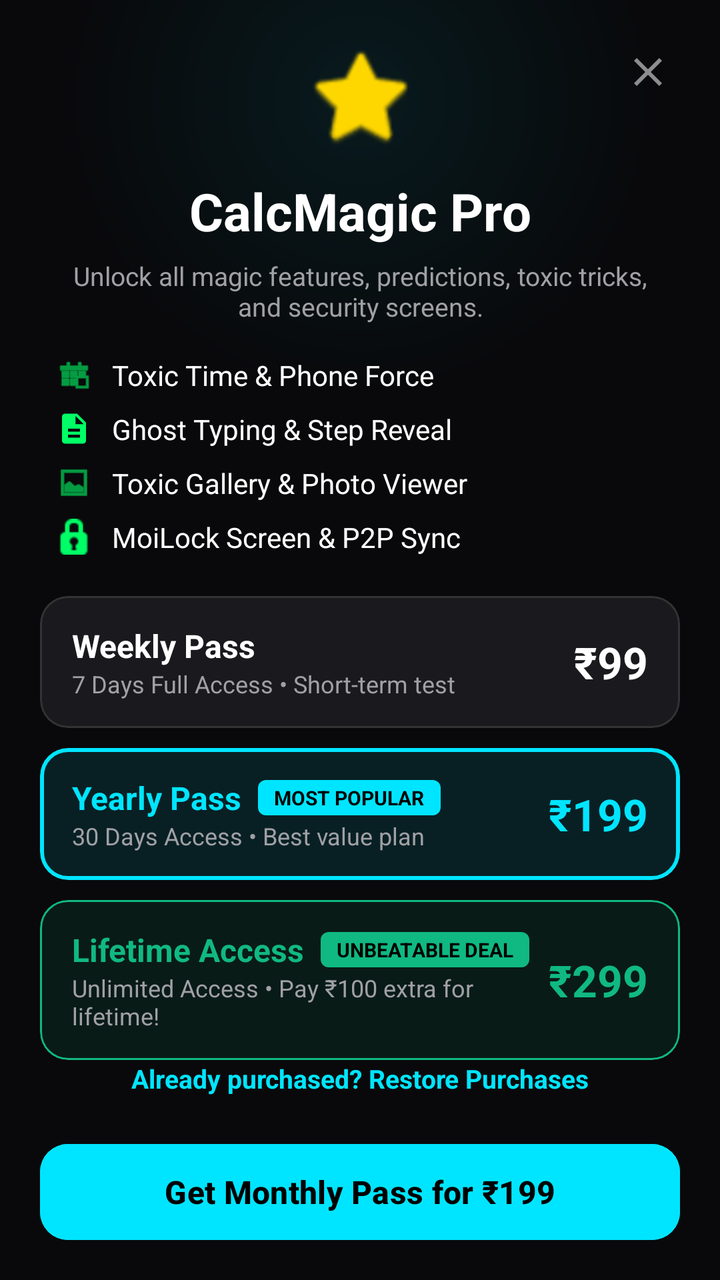
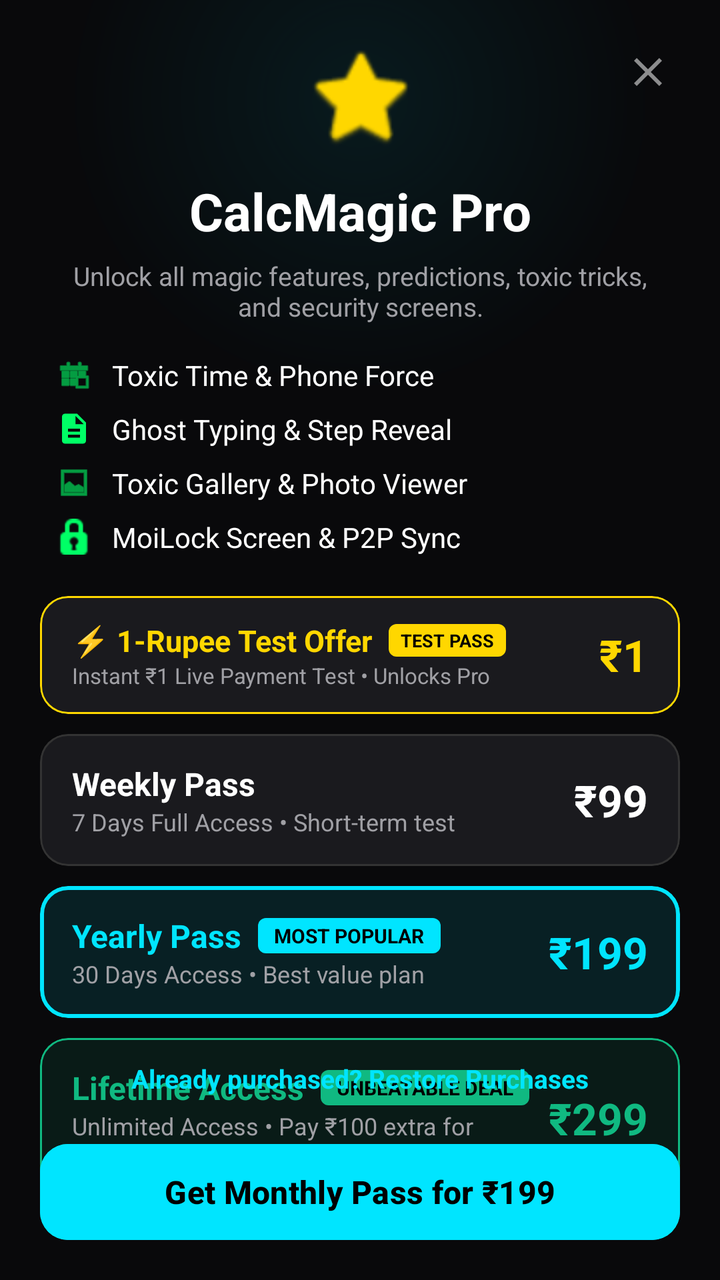

Before-and-after screenshots of an Android layout around one commit, followed by the original layout XML and the change that was made.
<!-- AndroidManifest.xml: activity theme Theme.MagicCalculator -->
<!-- res/layout/activity_premium.xml -->
<?xml version="1.0" encoding="utf-8"?>
<androidx.constraintlayout.widget.ConstraintLayout xmlns:android="http://schemas.android.com/apk/res/android"
    xmlns:app="http://schemas.android.com/apk/res-auto"
    xmlns:tools="http://schemas.android.com/tools"
    android:layout_width="match_parent"
    android:layout_height="match_parent"
    android:background="#09090B"
    tools:context=".PremiumActivity">

    
    <View
        android:layout_width="300dp"
        android:layout_height="300dp"
        android:background="@drawable/bg_glow_radial"
        android:alpha="0.4"
        app:layout_constraintTop_toTopOf="parent"
        app:layout_constraintStart_toStartOf="parent"
        app:layout_constraintEnd_toEndOf="parent"
        android:translationY="-100dp" />

    <ImageView
        android:id="@+id/btnClose"
        android:layout_width="48dp"
        android:layout_height="48dp"
        android:src="@drawable/ic_close"
        android:padding="12dp"
        app:tint="#88FFFFFF"
        android:layout_marginTop="12dp"
        android:layout_marginEnd="12dp"
        app:layout_constraintTop_toTopOf="parent"
        app:layout_constraintEnd_toEndOf="parent" />

    <ImageView
        android:id="@+id/imgCrown"
        android:layout_width="56dp"
        android:layout_height="56dp"
        android:src="@android:drawable/btn_star_big_on"
        app:tint="#FFD700"
        android:layout_marginTop="20dp"
        app:layout_constraintTop_toTopOf="parent"
        app:layout_constraintStart_toStartOf="parent"
        app:layout_constraintEnd_toEndOf="parent" />

    <TextView
        android:id="@+id/tvTitle"
        android:layout_width="wrap_content"
        android:layout_height="wrap_content"
        android:layout_marginTop="12dp"
        android:text="CalcMagic Pro"
        android:textColor="@color/white"
        android:textSize="26sp"
        android:textStyle="bold"
        app:layout_constraintTop_toBottomOf="@id/imgCrown"
        app:layout_constraintStart_toStartOf="parent"
        app:layout_constraintEnd_toEndOf="parent" />

    <TextView
        android:id="@+id/tvSubtitle"
        android:layout_width="0dp"
        android:layout_height="wrap_content"
        android:layout_marginTop="6dp"
        android:layout_marginHorizontal="24dp"
        android:text="Unlock all magic features, predictions, toxic tricks, and security screens."
        android:textColor="#A0A0A5"
        android:textSize="13sp"
        android:textAlignment="center"
        app:layout_constraintTop_toBottomOf="@id/tvTitle"
        app:layout_constraintStart_toStartOf="parent"
        app:layout_constraintEnd_toEndOf="parent" />

    
    <LinearLayout
        android:id="@+id/llFeatures"
        android:layout_width="match_parent"
        android:layout_height="wrap_content"
        android:orientation="vertical"
        android:layout_marginTop="16dp"
        android:layout_marginHorizontal="28dp"
        app:layout_constraintTop_toBottomOf="@id/tvSubtitle">

        <LinearLayout
            android:layout_width="match_parent"
            android:layout_height="wrap_content"
            android:orientation="horizontal"
            android:gravity="center_vertical"
            android:layout_marginBottom="8dp">
            <ImageView
                android:layout_width="18dp"
                android:layout_height="18dp"
                android:src="@android:drawable/ic_menu_today"
                app:tint="#00FF66" />
            <TextView
                android:layout_width="wrap_content"
                android:layout_height="wrap_content"
                android:layout_marginStart="10dp"
                android:text="Toxic Time &amp; Phone Force"
                android:textColor="@color/white"
                android:textSize="14sp" />
        </LinearLayout>

        <LinearLayout
            android:layout_width="match_parent"
            android:layout_height="wrap_content"
            android:orientation="horizontal"
            android:gravity="center_vertical"
            android:layout_marginBottom="8dp">
            <ImageView
                android:layout_width="18dp"
                android:layout_height="18dp"
                android:src="@drawable/ic_notes"
                app:tint="#00FF66" />
            <TextView
                android:layout_width="wrap_content"
                android:layout_height="wrap_content"
                android:layout_marginStart="10dp"
                android:text="Ghost Typing &amp; Step Reveal"
                android:textColor="@color/white"
                android:textSize="14sp" />
        </LinearLayout>

        <LinearLayout
            android:layout_width="match_parent"
            android:layout_height="wrap_content"
            android:orientation="horizontal"
            android:gravity="center_vertical"
            android:layout_marginBottom="8dp">
            <ImageView
                android:layout_width="18dp"
                android:layout_height="18dp"
                android:src="@android:drawable/ic_menu_gallery"
                app:tint="#00FF66" />
            <TextView
                android:layout_width="wrap_content"
                android:layout_height="wrap_content"
                android:layout_marginStart="10dp"
                android:text="Toxic Gallery &amp; Photo Viewer"
                android:textColor="@color/white"
                android:textSize="14sp" />
        </LinearLayout>

        <LinearLayout
            android:layout_width="match_parent"
            android:layout_height="wrap_content"
            android:orientation="horizontal"
            android:gravity="center_vertical">
            <ImageView
                android:layout_width="18dp"
                android:layout_height="18dp"
                android:src="@android:drawable/ic_secure"
                app:tint="#00FF66" />
            <TextView
                android:layout_width="wrap_content"
                android:layout_height="wrap_content"
                android:layout_marginStart="10dp"
                android:text="MoiLock Screen &amp; P2P Sync"
                android:textColor="@color/white"
                android:textSize="14sp" />
        </LinearLayout>
    </LinearLayout>

    
    <LinearLayout
        android:id="@+id/llPlans"
        android:layout_width="match_parent"
        android:layout_height="wrap_content"
        android:orientation="vertical"
        android:layout_marginTop="20dp"
        android:layout_marginHorizontal="20dp"
        app:layout_constraintTop_toBottomOf="@id/llFeatures">

        
        <com.google.android.material.card.MaterialCardView
            android:id="@+id/cardWeekly"
            android:layout_width="match_parent"
            android:layout_height="wrap_content"
            android:layout_marginBottom="10dp"
            app:cardBackgroundColor="#1A1A1E"
            app:cardCornerRadius="14dp"
            app:cardElevation="0dp"
            app:strokeWidth="1dp"
            app:strokeColor="#333333">

            <LinearLayout
                android:layout_width="match_parent"
                android:layout_height="wrap_content"
                android:orientation="horizontal"
                android:paddingHorizontal="16dp"
                android:paddingVertical="14dp"
                android:gravity="center_vertical">

                <LinearLayout
                    android:layout_width="0dp"
                    android:layout_height="wrap_content"
                    android:layout_weight="1"
                    android:orientation="vertical">

                    <TextView
                        android:layout_width="wrap_content"
                        android:layout_height="wrap_content"
                        android:text="Weekly Pass"
                        android:textColor="@color/white"
                        android:textSize="16sp"
                        android:textStyle="bold" />

                    <TextView
                        android:layout_width="wrap_content"
                        android:layout_height="wrap_content"
                        android:text="7 Days Full Access • Short-term test"
                        android:textColor="#A0A0A5"
                        android:textSize="12sp" />
                </LinearLayout>

                <TextView
                    android:layout_width="wrap_content"
                    android:layout_height="wrap_content"
                    android:text="₹99"
                    android:textColor="@color/white"
                    android:textSize="22sp"
                    android:textStyle="bold" />
            </LinearLayout>
        </com.google.android.material.card.MaterialCardView>

        
        <com.google.android.material.card.MaterialCardView
            android:id="@+id/cardYearly"
            android:layout_width="match_parent"
            android:layout_height="wrap_content"
            android:layout_marginBottom="10dp"
            app:cardBackgroundColor="#1A00E5FF"
            app:cardCornerRadius="14dp"
            app:cardElevation="0dp"
            app:strokeWidth="2dp"
            app:strokeColor="#00E5FF">

            <LinearLayout
                android:layout_width="match_parent"
                android:layout_height="wrap_content"
                android:orientation="horizontal"
                android:paddingHorizontal="16dp"
                android:paddingVertical="14dp"
                android:gravity="center_vertical">

                <LinearLayout
                    android:layout_width="0dp"
                    android:layout_height="wrap_content"
                    android:layout_weight="1"
                    android:orientation="vertical">

                    <LinearLayout
                        android:layout_width="wrap_content"
                        android:layout_height="wrap_content"
                        android:orientation="horizontal"
                        android:gravity="center_vertical">

                        <TextView
                            android:layout_width="wrap_content"
                            android:layout_height="wrap_content"
                            android:text="Yearly Pass"
                            android:textColor="#00E5FF"
                            android:textSize="16sp"
                            android:textStyle="bold" />

                        <TextView
                            android:layout_width="wrap_content"
                            android:layout_height="wrap_content"
                            android:layout_marginStart="8dp"
                            android:background="@drawable/bg_popular_badge"
                            android:paddingHorizontal="8dp"
                            android:paddingVertical="2dp"
                            android:text="MOST POPULAR"
                            android:textColor="#000000"
                            android:textSize="10sp"
                            android:textStyle="bold" />
                    </LinearLayout>

                    <TextView
                        android:layout_width="wrap_content"
                        android:layout_height="wrap_content"
                        android:text="30 Days Access • Best value plan"
                        android:textColor="#A0A0A5"
                        android:textSize="12sp" />
                </LinearLayout>

                <TextView
                    android:layout_width="wrap_content"
                    android:layout_height="wrap_content"
                    android:text="₹199"
                    android:textColor="#00E5FF"
                    android:textSize="22sp"
                    android:textStyle="bold" />
            </LinearLayout>
        </com.google.android.material.card.MaterialCardView>

        
        <com.google.android.material.card.MaterialCardView
            android:id="@+id/cardLifetime"
            android:layout_width="match_parent"
            android:layout_height="wrap_content"
            app:cardBackgroundColor="#1A10B981"
            app:cardCornerRadius="14dp"
            app:cardElevation="0dp"
            app:strokeWidth="1dp"
            app:strokeColor="#10B981">

            <LinearLayout
                android:layout_width="match_parent"
                android:layout_height="wrap_content"
                android:orientation="horizontal"
                android:paddingHorizontal="16dp"
                android:paddingVertical="14dp"
                android:gravity="center_vertical">

                <LinearLayout
                    android:layout_width="0dp"
                    android:layout_height="wrap_content"
                    android:layout_weight="1"
                    android:orientation="vertical">

                    <LinearLayout
                        android:layout_width="wrap_content"
                        android:layout_height="wrap_content"
                        android:orientation="horizontal"
                        android:gravity="center_vertical">

                        <TextView
                            android:layout_width="wrap_content"
                            android:layout_height="wrap_content"
                            android:text="Lifetime Access"
                            android:textColor="#10B981"
                            android:textSize="16sp"
                            android:textStyle="bold" />

                        <TextView
                            android:layout_width="wrap_content"
                            android:layout_height="wrap_content"
                            android:layout_marginStart="8dp"
                            android:background="@drawable/bg_best_deal_badge"
                            android:paddingHorizontal="8dp"
                            android:paddingVertical="2dp"
                            android:text="UNBEATABLE DEAL"
                            android:textColor="#000000"
                            android:textSize="10sp"
                            android:textStyle="bold" />
                    </LinearLayout>

                    <TextView
                        android:layout_width="wrap_content"
                        android:layout_height="wrap_content"
                        android:text="Unlimited Access • Pay ₹100 extra for lifetime!"
                        android:textColor="#A0A0A5"
                        android:textSize="12sp" />
                </LinearLayout>

                <TextView
                    android:layout_width="wrap_content"
                    android:layout_height="wrap_content"
                    android:text="₹299"
                    android:textColor="#10B981"
                    android:textSize="22sp"
                    android:textStyle="bold" />
            </LinearLayout>
        </com.google.android.material.card.MaterialCardView>
    </LinearLayout>

    <TextView
        android:id="@+id/tvRestorePurchases"
        android:layout_width="wrap_content"
        android:layout_height="wrap_content"
        android:layout_marginBottom="12dp"
        android:text="Already purchased? Restore Purchases"
        android:textColor="#00E5FF"
        android:textSize="13sp"
        android:textStyle="bold"
        android:clickable="true"
        android:focusable="true"
        android:padding="8dp"
        app:layout_constraintBottom_toTopOf="@id/btnPurchase"
        app:layout_constraintStart_toStartOf="parent"
        app:layout_constraintEnd_toEndOf="parent" />

    <Button
        android:id="@+id/btnPurchase"
        android:layout_width="match_parent"
        android:layout_height="56dp"
        android:layout_marginHorizontal="20dp"
        android:layout_marginBottom="16dp"
        android:backgroundTint="#00E5FF"
        android:text="Get Monthly Pass for ₹199"
        android:textColor="@color/black"
        android:textSize="16sp"
        android:textStyle="bold"
        app:cornerRadius="14dp"
        app:layout_constraintBottom_toBottomOf="parent" />

</androidx.constraintlayout.widget.ConstraintLayout>
<!-- resources referenced by this layout -->
<resources>
  <color name="black">#FF000000</color>
  <color name="white">#FFFFFFFF</color>
  <!-- drawable bg_best_deal_badge (drawable) -->
  <?xml version="1.0" encoding="utf-8"?>
  <shape xmlns:android="http://schemas.android.com/apk/res/android"
      android:shape="rectangle">
      <solid android:color="#10B981" />
      <corners android:radius="4dp" />
  </shape>
  <!-- drawable bg_glow_radial (drawable) -->
  <?xml version="1.0" encoding="utf-8"?>
  <shape xmlns:android="http://schemas.android.com/apk/res/android"
      android:shape="oval">
      <gradient
          android:type="radial"
          android:gradientRadius="150dp"
          android:startColor="#3300E5FF"
          android:endColor="#00000000" />
  </shape>
  <!-- drawable bg_popular_badge (drawable) -->
  <?xml version="1.0" encoding="utf-8"?>
  <shape xmlns:android="http://schemas.android.com/apk/res/android"
      android:shape="rectangle">
      <solid android:color="#00E5FF" />
      <corners android:radius="4dp" />
  </shape>
  <!-- drawable ic_close (drawable) -->
  <vector xmlns:android="http://schemas.android.com/apk/res/android"
      android:width="24dp"
      android:height="24dp"
      android:viewportWidth="24"
      android:viewportHeight="24">
      <path
          android:fillColor="#FF000000"
          android:pathData="M19,6.41L17.59,5 12,10.59 6.41,5 5,6.41 10.59,12 5,17.59 6.41,19 12,13.41 17.59,19 19,17.59 13.41,12z" />
  </vector>
  <!-- drawable ic_notes (drawable) -->
  <vector xmlns:android="http://schemas.android.com/apk/res/android"
      android:width="24dp"
      android:height="24dp"
      android:viewportWidth="24"
      android:viewportHeight="24">
      <path
          android:fillColor="#FF000000"
          android:pathData="M14,2H6C4.9,2 4,2.9 4,4v16c0,1.1 0.89,2 1.99,2H18c1.1,0 2,-0.9 2,-2V8l-6,-6zm2,16H8v-2h8v2zm0,-4H8v-2h8v2zm-3,-5V3.5L18.5,9H13z" />
  </vector>
  <style name="Theme.MagicCalculator" parent="Theme.Material3.DayNight.NoActionBar">
          <item name="colorPrimary">@color/calc_btn_operator</item>
          <item name="android:statusBarColor">@color/calc_bg</item>
          <item name="android:windowBackground">@color/calc_bg</item>
          <item name="android:navigationBarColor">@color/calc_bg</item>
      </style>
  <color name="calc_btn_operator">#FF9500</color>
  <color name="calc_bg">#171717</color>
</resources>

<!-- the commit's change to res/layout/activity_premium.xml (unified diff, before → after) -->
@@ -167,6 +167,78 @@
         android:layout_marginTop="20dp"
         android:layout_marginHorizontal="20dp"
         app:layout_constraintTop_toBottomOf="@id/llFeatures">
+
+        
+        <com.google.android.material.card.MaterialCardView
+            android:id="@+id/cardTest"
+            android:layout_width="match_parent"
+            android:layout_height="wrap_content"
+            android:layout_marginBottom="10dp"
+            app:cardBackgroundColor="#1A1A1E"
+            app:cardCornerRadius="14dp"
+            app:cardElevation="0dp"
+            app:strokeWidth="1dp"
+            app:strokeColor="#FFD700">
+
+            <LinearLayout
+                android:layout_width="match_parent"
+                android:layout_height="wrap_content"
+                android:orientation="horizontal"
+                android:paddingHorizontal="16dp"
+                android:paddingVertical="12dp"
+                android:gravity="center_vertical">
+
+                <LinearLayout
+                    android:layout_width="0dp"
+                    android:layout_height="wrap_content"
+                    android:layout_weight="1"
+                    android:orientation="vertical">
+
+                    <LinearLayout
+                        android:layout_width="wrap_content"
+                        android:layout_height="wrap_content"
+                        android:orientation="horizontal"
+                        android:gravity="center_vertical">
+
+                        <TextView
+                            android:layout_width="wrap_content"
+                            android:layout_height="wrap_content"
+                            android:text="⚡ 1-Rupee Test Offer"
+                            android:textColor="#FFD700"
+                            android:textSize="15sp"
+                            android:textStyle="bold" />
+
+                        <TextView
+                            android:layout_width="wrap_content"
+                            android:layout_height="wrap_content"
+                            android:layout_marginStart="8dp"
+                            android:background="@drawable/bg_popular_badge"
+                            android:backgroundTint="#FFD700"
+                            android:paddingHorizontal="6dp"
+                            android:paddingVertical="2dp"
+                            android:text="TEST PASS"
+                            android:textColor="#000000"
+                            android:textSize="9sp"
+                            android:textStyle="bold" />
+                    </LinearLayout>
+
+                    <TextView
+                        android:layout_width="wrap_content"
+                        android:layout_height="wrap_content"
+                        android:text="Instant ₹1 Live Payment Test • Unlocks Pro"
+                        android:textColor="#A0A0A5"
+                        android:textSize="11sp" />
+                </LinearLayout>
+
+                <TextView
+                    android:layout_width="wrap_content"
+                    android:layout_height="wrap_content"
+                    android:text="₹1"
+                    android:textColor="#FFD700"
+                    android:textSize="22sp"
+                    android:textStyle="bold" />
+            </LinearLayout>
+        </com.google.android.material.card.MaterialCardView>
 
         
         <com.google.android.material.card.MaterialCardView
